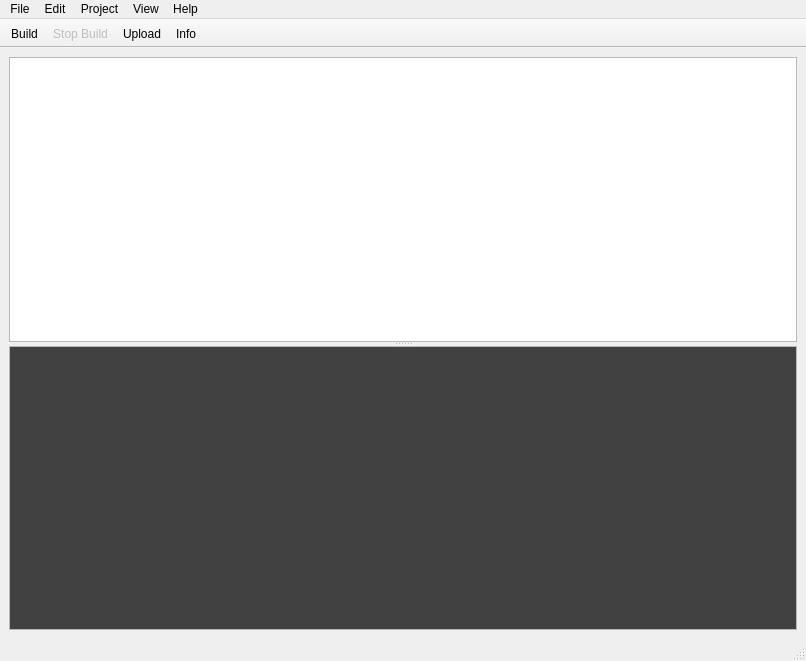
Old version of the form mcbuilder/trunk/layouts/mainwindow.ui in the repository makingthings/makecontroller.
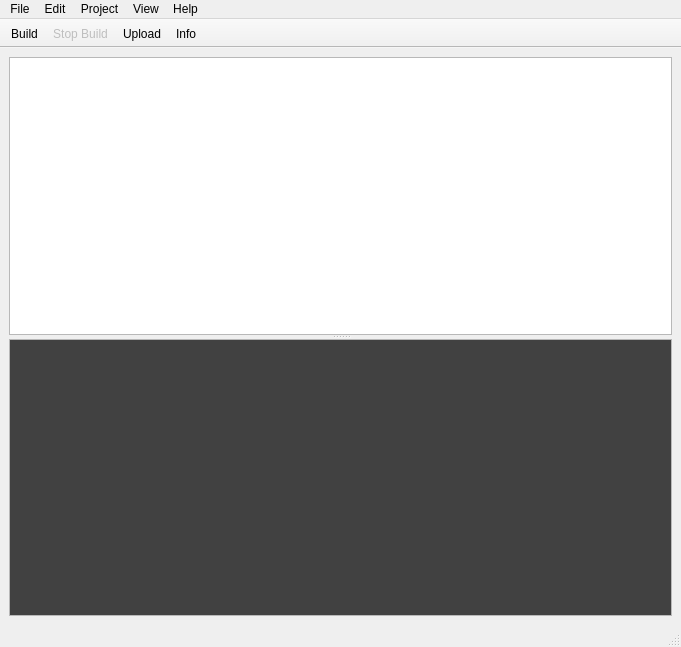
New version of the form. Icons and pictures are not drawn.

Commit message: - change to plaintextedit for better performance

```diff
--- a/mcbuilder/trunk/layouts/mainwindow.ui
+++ b/mcbuilder/trunk/layouts/mainwindow.ui
@@ -5,8 +5,8 @@
    <rect>
     <x>0</x>
     <y>0</y>
-    <width>806</width>
-    <height>661</height>
+    <width>681</width>
+    <height>647</height>
    </rect>
   </property>
   <property name="windowTitle" >
@@ -20,11 +20,11 @@
     <rect>
      <x>0</x>
      <y>84</y>
-     <width>806</width>
-     <height>555</height>
+     <width>681</width>
+     <height>541</height>
     </rect>
    </property>
-   <layout class="QVBoxLayout" >
+   <layout class="QVBoxLayout" name="verticalLayout" >
     <item>
      <widget class="QSplitter" name="splitter" >
       <property name="orientation" >
@@ -33,11 +33,7 @@
       <property name="childrenCollapsible" >
        <bool>false</bool>
       </property>
-      <widget class="QTextEdit" name="editor" >
-       <property name="readOnly" >
-        <bool>false</bool>
-       </property>
-      </widget>
+      <widget class="QPlainTextEdit" name="editor" />
       <widget class="QListWidget" name="outputConsole" >
        <property name="palette" >
         <palette>
@@ -140,7 +136,7 @@
     <rect>
      <x>0</x>
      <y>0</y>
-     <width>806</width>
+     <width>681</width>
      <height>22</height>
     </rect>
    </property>
@@ -237,8 +233,8 @@
    <property name="geometry" >
     <rect>
      <x>0</x>
-     <y>639</y>
-     <width>806</width>
+     <y>625</y>
+     <width>681</width>
      <height>22</height>
     </rect>
    </property>
@@ -248,7 +244,7 @@
     <rect>
      <x>0</x>
      <y>22</y>
-     <width>806</width>
+     <width>681</width>
      <height>62</height>
     </rect>
    </property>
```
The commit also changes 1 other file.
